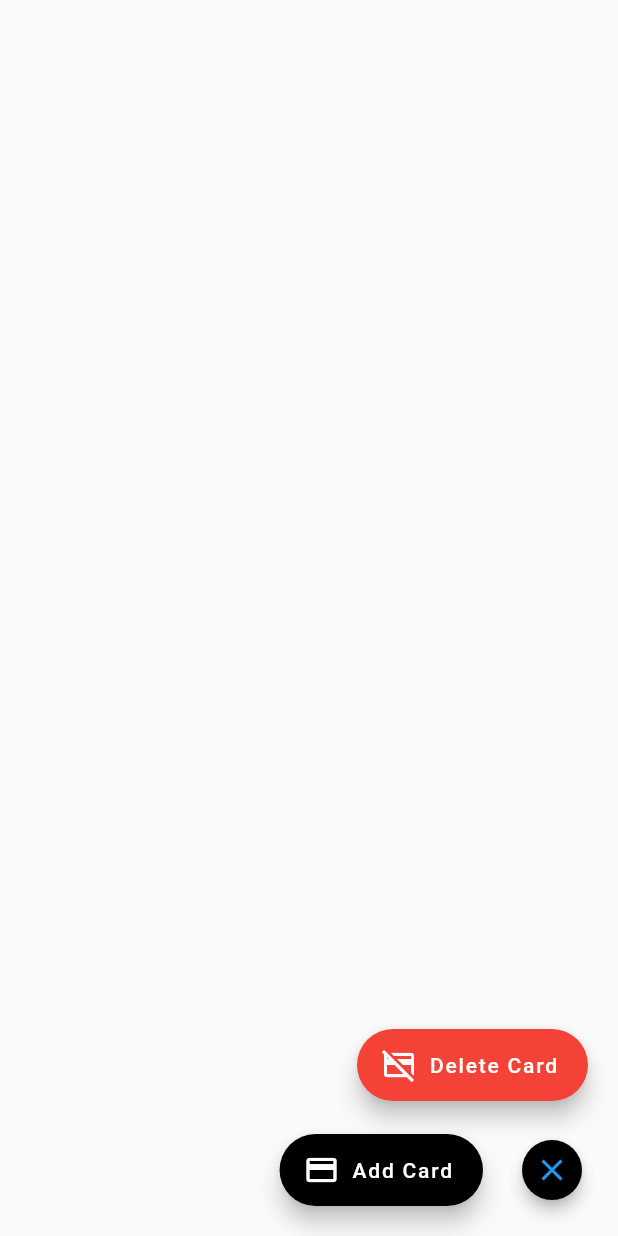
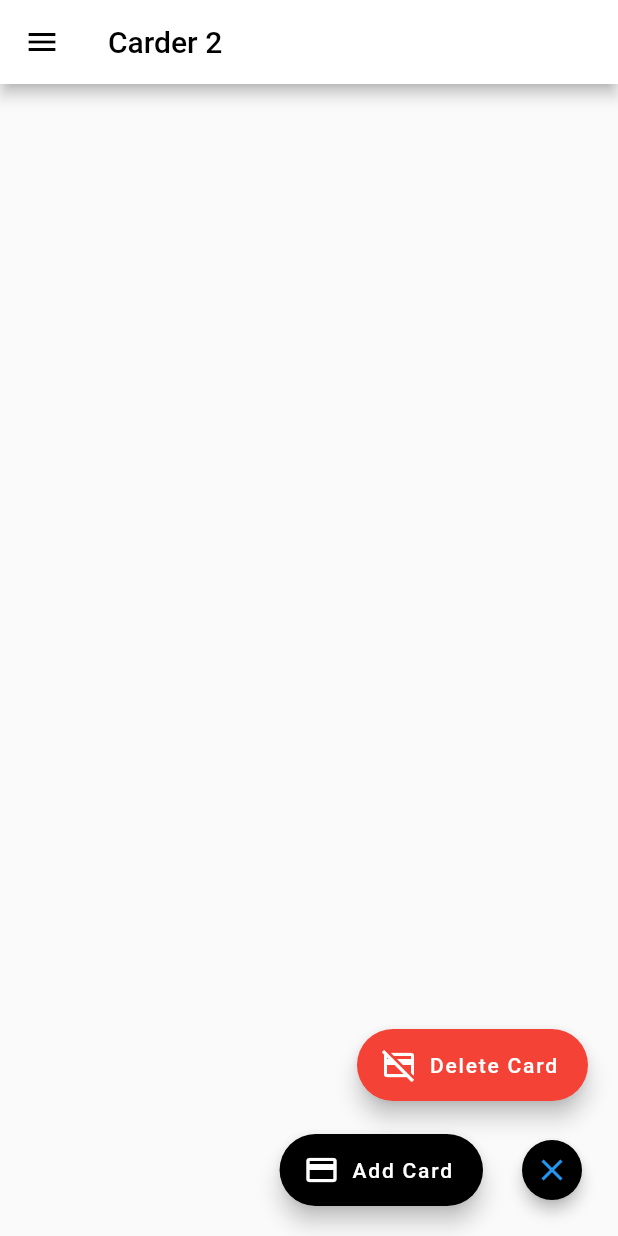
Before and after one commit to Debjit0/carder2, a Flutter app: the MyHomePage screen opened directly, after a tap on the "close" icon, on a phone screen of 412 x 824 dp. Run offline on Flutter 3.47's test engine with Material 2 defaults, Android fonts, the light colour scheme and no system bars; our stand-ins replace sqflite; missing offline and left inert: awesome_card; accounts and stored records are empty.

```diff
--- a/lib/main.dart
+++ b/lib/main.dart
@@ -3,8 +3,6 @@ import 'package:carder2/deletecard.dart';
 import 'package:carder2/models/DatabaseHelper.dart';
 import 'package:carder2/models/cardwidget.dart';
 import 'package:flutter/material.dart';
-import 'package:awesome_card/awesome_card.dart';
-import 'package:fluttertoast/fluttertoast.dart';
 import 'models/fab.dart';
 
 void main() {
@@ -14,14 +12,13 @@ void main() {
 class MyApp extends StatelessWidget {
   const MyApp({Key? key}) : super(key: key);
 
-  // This widget is the root of your application.
   @override
   Widget build(BuildContext context) {
     return MaterialApp(
       title: 'Flutter Demo',
       theme: ThemeData.light(),
-      //home: const MyHomePage(title: 'Flutter Demo Home Page'),
-      home: AddCard(),
+      home: const MyHomePage(title: 'Flutter Demo Home Page'),
+      //home: AddCard(),
     );
   }
 }
@@ -41,6 +38,20 @@ class _MyHomePageState extends State<MyHomePage> {
   @override
   Widget build(BuildContext context) {
     return Scaffold(
+      appBar: AppBar(
+        backgroundColor: Colors.white,
+        title: Text(
+          "Carder 2",
+          style: TextStyle(color: Colors.black),
+        ),
+        leading: GestureDetector(
+          onTap: () {/* Write listener code here */},
+          child: Icon(
+            Icons.menu,
+            color: Colors.black,
+          ),
+        ),
+      ),
       body: Center(
         child: SingleChildScrollView(
           child: Column(
@@ -51,7 +62,7 @@ class _MyHomePageState extends State<MyHomePage> {
                 future: _dbhelper.getCards(),
                 builder: (context, AsyncSnapshot snapshot) {
                   return ListView.builder(
-                    physics: NeverScrollableScrollPhysics(),
+                    physics: const NeverScrollableScrollPhysics(),
                     shrinkWrap: true,
                     itemCount: snapshot.data!.length,
                     itemBuilder: (context, index) {
@@ -81,11 +92,11 @@ class _MyHomePageState extends State<MyHomePage> {
               Navigator.push(
                   context, MaterialPageRoute(builder: (context) => AddCard()));
             },
-            label: Text(
+            label: const Text(
               "Add Card",
               style: TextStyle(color: Colors.white),
             ),
-            icon: Icon(Icons.credit_card_outlined),
+            icon: const Icon(Icons.credit_card_outlined),
             foregroundColor: Colors.white,
           ),
           FloatingActionButton.extended(
@@ -94,9 +105,10 @@ class _MyHomePageState extends State<MyHomePage> {
             onPressed: () {
               Navigator.push(context,
                   MaterialPageRoute(builder: (context) => DeleteCard()));
+              //srotateCard();
             },
-            label: Text("Delete Card"),
-            icon: Icon(Icons.credit_card_off_outlined),
+            label: const Text("Delete Card"),
+            icon: const Icon(Icons.credit_card_off_outlined),
           ),
         ],
       ),
```
Also changed, not shown: lib/models/cardwidget.dart (+19 -9 lines).
